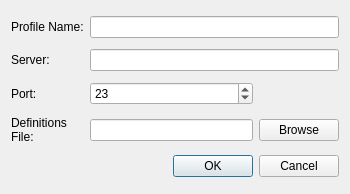
Old version of the form src/profilemanager/profileeditdialog.ui in the repository DragonSky/mclient-mume.
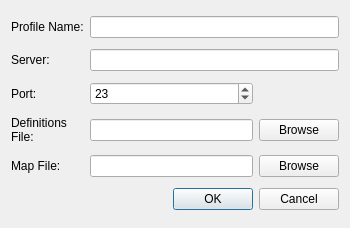
New version of the form.

```diff
--- a/src/profilemanager/profileeditdialog.ui
+++ b/src/profilemanager/profileeditdialog.ui
@@ -6,7 +6,7 @@
     <x>0</x>
     <y>0</y>
     <width>350</width>
-    <height>194</height>
+    <height>228</height>
    </rect>
   </property>
   <property name="windowTitle" >
@@ -72,13 +72,30 @@
      </property>
     </widget>
    </item>
-   <item row="4" column="0" colspan="3" >
+   <item row="5" column="0" colspan="3" >
     <widget class="QDialogButtonBox" name="buttonBox" >
      <property name="standardButtons" >
       <set>QDialogButtonBox::Cancel|QDialogButtonBox::Ok</set>
      </property>
     </widget>
    </item>
+   <item row="4" column="0" >
+    <widget class="QLabel" name="label_5" >
+     <property name="text" >
+      <string>Map File:</string>
+     </property>
+    </widget>
+   </item>
+   <item row="4" column="1" >
+    <widget class="QLineEdit" name="profileMap" />
+   </item>
+   <item row="4" column="2" >
+    <widget class="QPushButton" name="mapButton" >
+     <property name="text" >
+      <string>Browse</string>
+     </property>
+    </widget>
+   </item>
   </layout>
  </widget>
  <resources/>
```
Left out of the diff: 4 changed lines with no effect on the pictures.
